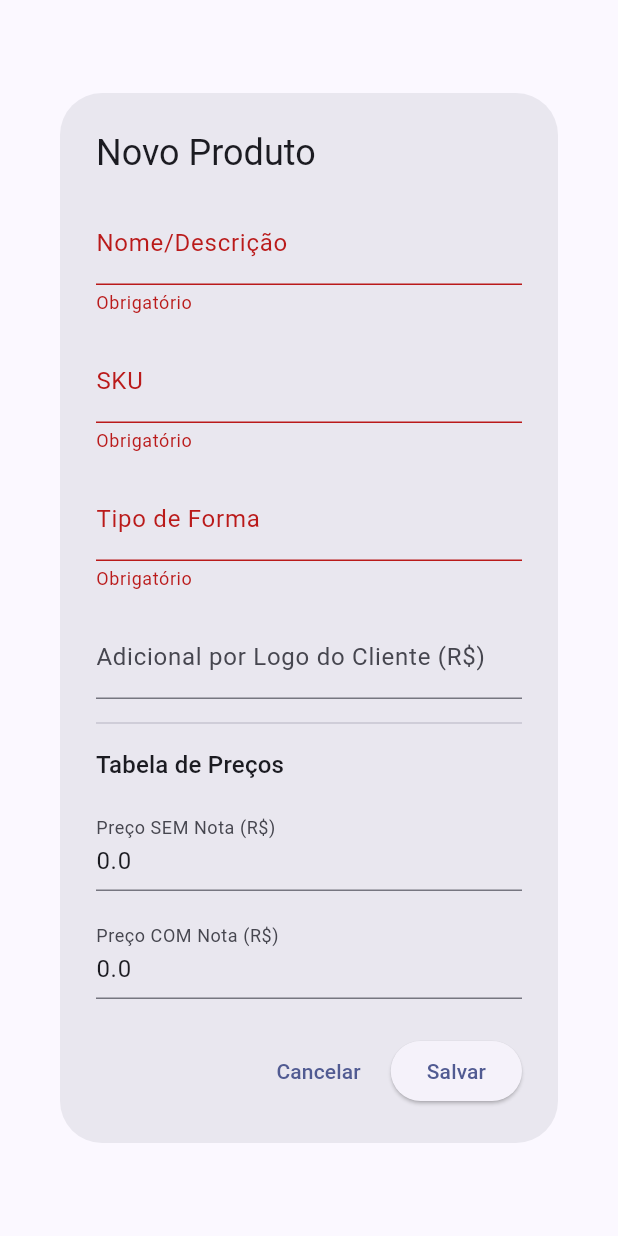
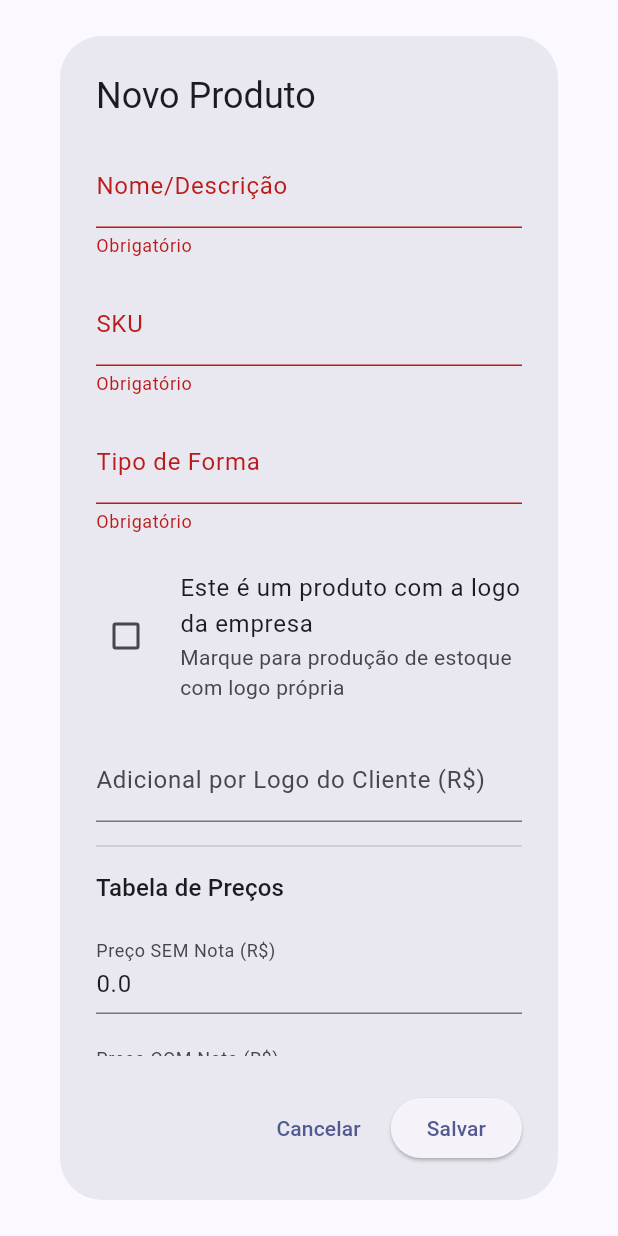
Before and after one commit to manthys/prodsys-releases, a Flutter app: the ProductDialog widget shown alone on an empty page, opened directly, after a tap on "Salvar", on a phone screen of 412 x 824 dp. Run offline on Flutter 3.47's test engine with Material 3 defaults, Android fonts, the phone set to English and light mode, and no system bars; our stand-ins replace cloud_firestore, file_picker, firebase_auth, firebase_core, firebase_storage, mask_text_input_formatter and 4 more; missing offline and left inert: auto_updater, version; accounts and stored records are empty; network calls fail; statements that could not run were skipped.

Commit message:
fix: Corrige filtro de produtos para produção em estoque (v1.6.8)

```diff
--- a/lib/models/product_model.dart
+++ b/lib/models/product_model.dart
@@ -1,6 +1,6 @@
 // lib/models/product_model.dart
 
-import 'price_variation_model.dart'; // Importe o novo modelo
+import 'price_variation_model.dart';
 
 class Product {
   final String? id;
@@ -8,9 +8,8 @@ class Product {
   final String sku;
   final String moldType;
   final double clientLogoPrice;
-  // REMOVIDO: final double basePrice;
-  // ADICIONADO: Uma lista de variações de preço
   final List<PriceVariation> priceVariations;
+  final bool isCompanyLogoProduct;
 
   Product({
     this.id,
@@ -18,16 +17,14 @@ class Product {
     required this.sku,
     required this.moldType,
     required this.clientLogoPrice,
-    // REMOVIDO: required this.basePrice,
     required this.priceVariations,
+    this.isCompanyLogoProduct = false,
   });
 
-  // Adicionamos um getter para facilitar o acesso ao preço principal/padrão
   double get basePrice {
     if (priceVariations.isEmpty) {
       return 0.0;
     }
-    // Retorna o preço da primeira variação como o preço "base"
     return priceVariations.first.price;
   }
 
@@ -37,22 +34,27 @@ class Product {
       'sku': sku,
       'moldType': moldType,
       'clientLogoPrice': clientLogoPrice,
-      // Converte a lista de objetos para uma lista de Maps
       'priceVariations': priceVariations.map((v) => v.toJson()).toList(),
+      'isCompanyLogoProduct': isCompanyLogoProduct,
     };
   }
 
   factory Product.fromFirestore(Map<String, dynamic> data, String documentId) {
-    // Lógica para carregar as variações de preço do Firestore
     var variationsData = data['priceVariations'] as List<dynamic>? ?? [];
     List<PriceVariation> variations = variationsData.map((v) => PriceVariation.fromJson(v)).toList();
 
-    // Lógica de fallback para produtos antigos que só tinham 'basePrice'
     if (variations.isEmpty && data['basePrice'] != null) {
       variations.add(PriceVariation(
         description: 'Preço Padrão',
         price: (data['basePrice'] as num).toDouble()
       ));
+    }
+
+    bool isCompanyLogo = data['isCompanyLogoProduct'] ?? false;
+    if (data['isCompanyLogoProduct'] == null) {
+      if ((data['sku'] as String? ?? '').toLowerCase().contains('cleiton premoldados')) {
+        isCompanyLogo = true;
+      }
     }
 
     return Product(
@@ -62,6 +64,7 @@ class Product {
       moldType: data['moldType'] ?? '',
       clientLogoPrice: (data['clientLogoPrice'] as num? ?? 0).toDouble(),
       priceVariations: variations,
+      isCompanyLogoProduct: isCompanyLogo,
     );
   }
 }
--- a/lib/widgets/product_dialog.dart
+++ b/lib/widgets/product_dialog.dart
@@ -1,7 +1,6 @@
 // lib/widgets/product_dialog.dart
 
 import 'package:flutter/material.dart';
-import 'package:flutter/services.dart';
 import '../models/product_model.dart';
 import '../models/price_variation_model.dart';
 
@@ -20,9 +19,10 @@ class _ProductDialogState extends State<ProductDialog> {
   final _moldTypeController = TextEditingController();
   final _clientLogoPriceController = TextEditingController();
 
-  // Controladores fixos para os dois tipos de preço
   final _priceWithoutNotaController = TextEditingController();
   final _priceWithNotaController = TextEditingController();
+
+  bool _isCompanyLogoProduct = false;
 
   @override
   void initState() {
@@ -32,8 +32,8 @@ class _ProductDialogState extends State<ProductDialog> {
       _skuController.text = widget.product!.sku;
       _moldTypeController.text = widget.product!.moldType;
       _clientLogoPriceController.text = widget.product!.clientLogoPrice.toString();
+      _isCompanyLogoProduct = widget.product!.isCompanyLogoProduct;
 
-      // Popula os campos de preço com base na descrição
       final priceWithNota = widget.product!.priceVariations.firstWhere(
         (v) => v.description == 'Com Nota',
         orElse: () => PriceVariation(description: 'Com Nota', price: 0.0),
@@ -47,7 +47,6 @@ class _ProductDialogState extends State<ProductDialog> {
       _priceWithoutNotaController.text = priceWithoutNota.price.toString();
 
     } else {
-       // Valores padrão para um novo produto
       _priceWithNotaController.text = '0.0';
       _priceWithoutNotaController.text = '0.0';
     }
@@ -66,7 +65,6 @@ class _ProductDialogState extends State<ProductDialog> {
 
   void _saveForm() {
     if (_formKey.currentState!.validate()) {
-      // Cria a lista de variações com base nos controladores
       final List<PriceVariation> priceVariations = [
         PriceVariation(
           description: 'Sem Nota',
@@ -85,6 +83,7 @@ class _ProductDialogState extends State<ProductDialog> {
         moldType: _moldTypeController.text,
         clientLogoPrice: double.tryParse(_clientLogoPriceController.text.replaceAll(',', '.')) ?? 0.0,
         priceVariations: priceVariations,
+        isCompanyLogoProduct: _isCompanyLogoProduct,
       );
       Navigator.of(context).pop(product);
     }
@@ -95,7 +94,7 @@ class _ProductDialogState extends State<ProductDialog> {
     return AlertDialog(
       title: Text(widget.product == null ? 'Novo Produto' : 'Editar Produto'),
       content: SizedBox(
-        width: 500, // Largura ajustada
+        width: 500,
         child: Form(
           key: _formKey,
           child: SingleChildScrollView(
@@ -109,11 +108,23 @@ class _ProductDialogState extends State<ProductDialog> {
                 const SizedBox(height: 16),
                 TextFormField(controller: _moldTypeController, decoration: const InputDecoration(labelText: 'Tipo de Forma'), validator: (v) => v!.isEmpty ? 'Obrigatório' : null),
                 const SizedBox(height: 16),
+                CheckboxListTile(
+                  title: const Text("Este é um produto com a logo da empresa"),
+                  subtitle: const Text("Marque para produção de estoque com logo própria"),
+                  value: _isCompanyLogoProduct,
+                  onChanged: (newValue) {
+                    setState(() {
+                      _isCompanyLogoProduct = newValue ?? false;
+                    });
+                  },
+                  controlAffinity: ListTileControlAffinity.leading,
+                  contentPadding: EdgeInsets.zero,
+                ),
+                const SizedBox(height: 16),
                 TextFormField(controller: _clientLogoPriceController, decoration: const InputDecoration(labelText: 'Adicional por Logo do Cliente (R\$)'), keyboardType: const TextInputType.numberWithOptions(decimal: true)),
                 const Divider(height: 32),
                 Text('Tabela de Preços', style: Theme.of(context).textTheme.titleMedium),
                 const SizedBox(height: 16),
-                // Campos fixos para os preços
                 TextFormField(
                   controller: _priceWithoutNotaController,
                   decoration: const InputDecoration(labelText: 'Preço SEM Nota (R\$)'),
```
Also changed, not shown: lib/screens/production_screen.dart (+31 -3 lines), lib/screens/products_screen.dart (+23 -22 lines).
